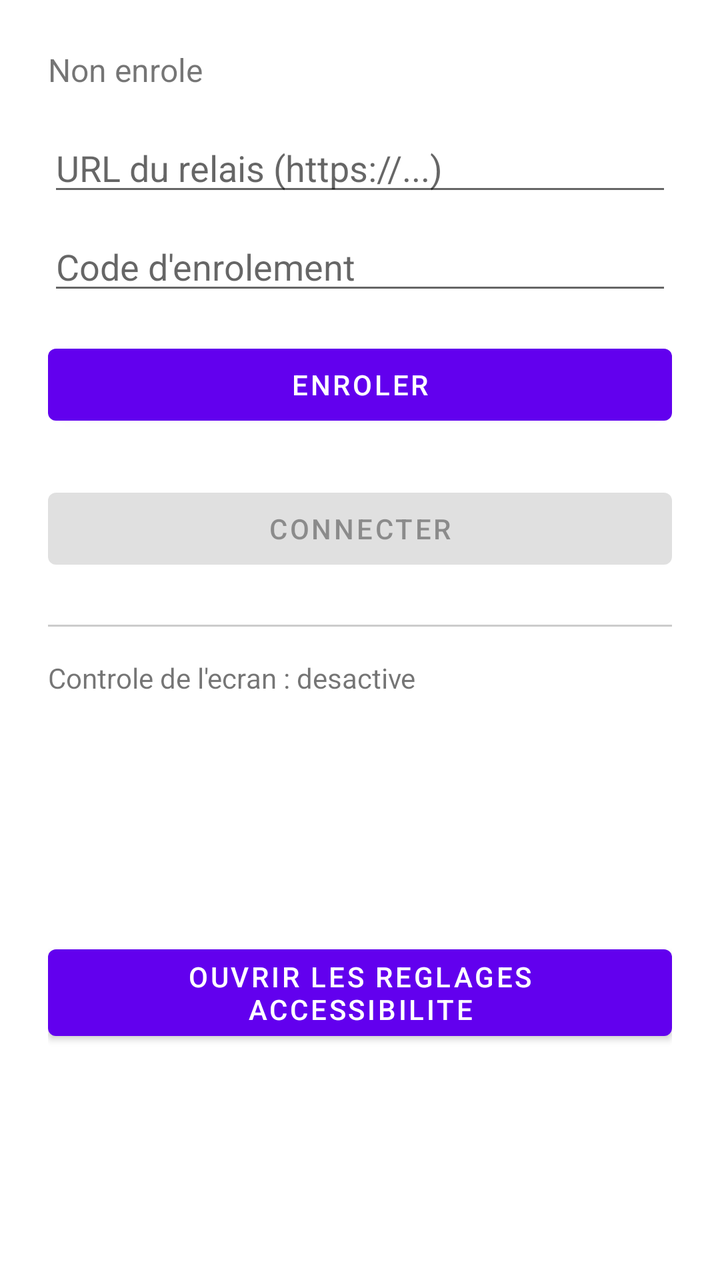
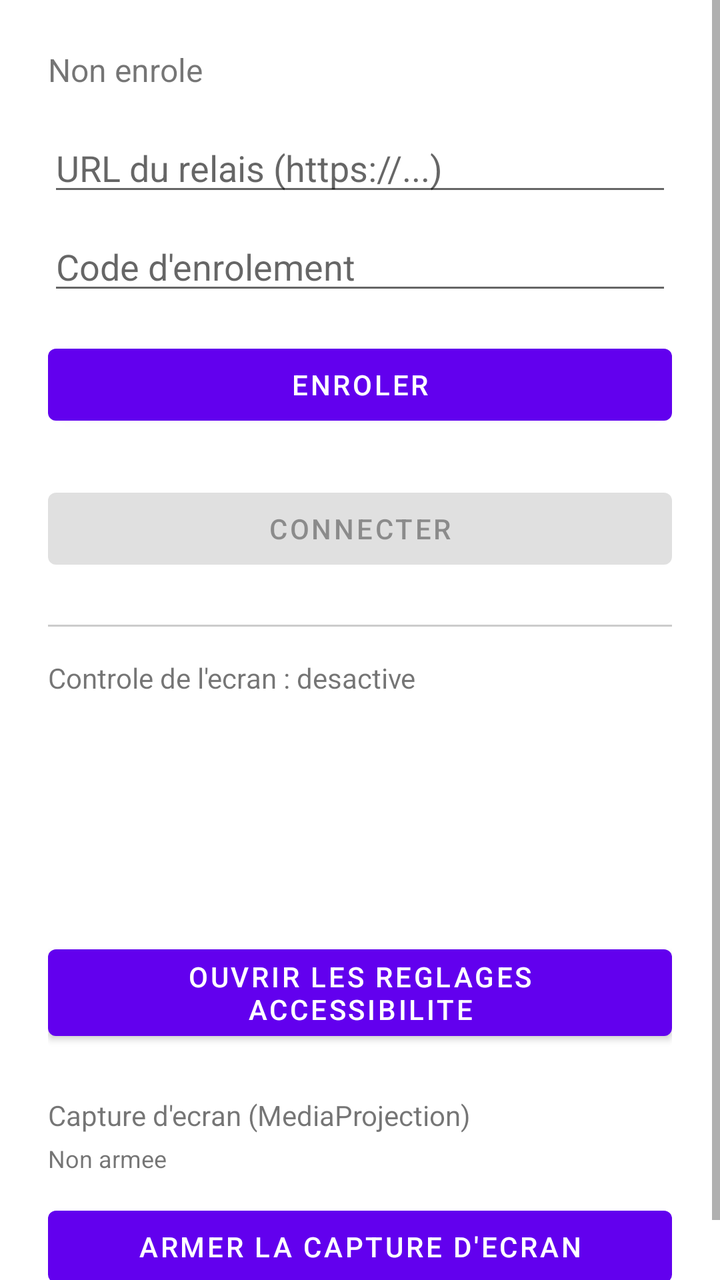

Two renders of the same Android screen: before a commit and after it. Below are the layout's source before the change and the commit's diff.
<!-- AndroidManifest.xml: application theme Theme.DeviceAgent -->
<!-- res/layout/activity_main.xml -->
<?xml version="1.0" encoding="utf-8"?>
<ScrollView xmlns:android="http://schemas.android.com/apk/res/android"
    android:layout_width="match_parent"
    android:layout_height="match_parent">
<LinearLayout
    android:layout_width="match_parent"
    android:layout_height="wrap_content"
    android:orientation="vertical"
    android:padding="24dp">

    <TextView
        android:id="@+id/statusText"
        android:layout_width="match_parent"
        android:layout_height="wrap_content"
        android:textSize="16sp"
        android:layout_marginBottom="16dp"
        android:text="Non enrole" />

    <EditText
        android:id="@+id/serverUrlInput"
        android:layout_width="match_parent"
        android:layout_height="wrap_content"
        android:hint="URL du relais (https://...)"
        android:inputType="textUri" />

    <EditText
        android:id="@+id/enrollmentCodeInput"
        android:layout_width="match_parent"
        android:layout_height="wrap_content"
        android:layout_marginTop="8dp"
        android:hint="Code d'enrolement" />

    <Button
        android:id="@+id/enrollButton"
        android:layout_width="match_parent"
        android:layout_height="wrap_content"
        android:layout_marginTop="16dp"
        android:text="Enroler" />

    <Button
        android:id="@+id/connectButton"
        android:layout_width="match_parent"
        android:layout_height="wrap_content"
        android:layout_marginTop="24dp"
        android:text="Connecter"
        android:enabled="false" />

    <View
        android:layout_width="match_parent"
        android:layout_height="1dp"
        android:layout_marginTop="24dp"
        android:layout_marginBottom="16dp"
        android:background="#33000000" />

    <TextView
        android:id="@+id/accessibilityStatusText"
        android:layout_width="match_parent"
        android:layout_height="wrap_content"
        android:textSize="14sp"
        android:text="Controle de l'ecran : desactive" />

    <TextView
        android:id="@+id/accessibilityHelpText"
        android:layout_width="match_parent"
        android:layout_height="wrap_content"
        android:layout_marginTop="8dp"
        android:textSize="12sp"
        android:textColor="#99FFFFFF"
        android:text="Pour activer : Reglages va s'ouvrir. Cherche device-agent, active le service. IMPORTANT — au premier essai, Android affichera probablement \'Parametre restreint\' car l'app est installee hors Play Store : ferme ce message, retourne dans Reglages > Apps > device-agent > menu 3 points (en haut) > \'Autoriser les parametres restreints\', authentifie-toi, puis reviens activer le service normalement." />

    <Button
        android:id="@+id/openAccessibilitySettingsButton"
        android:layout_width="match_parent"
        android:layout_height="wrap_content"
        android:layout_marginTop="12dp"
        android:text="Ouvrir les reglages Accessibilite" />

</LinearLayout>
</ScrollView>
<!-- resources referenced by this layout -->
<resources>
  <style name="Theme.DeviceAgent" parent="Theme.MaterialComponents.DayNight.NoActionBar" />
</resources>

<!-- the commit's change to res/layout/activity_main.xml (unified diff, before → after) -->
@@ -75,5 +75,27 @@
         android:layout_marginTop="12dp"
         android:text="Ouvrir les reglages Accessibilite" />
 
+    <TextView
+        android:layout_width="match_parent"
+        android:layout_height="wrap_content"
+        android:layout_marginTop="24dp"
+        android:textSize="14sp"
+        android:text="Capture d'ecran (MediaProjection)" />
+
+    <TextView
+        android:id="@+id/screenCaptureStatusText"
+        android:layout_width="match_parent"
+        android:layout_height="wrap_content"
+        android:layout_marginTop="4dp"
+        android:textSize="12sp"
+        android:text="Non armee" />
+
+    <Button
+        android:id="@+id/armScreenCaptureButton"
+        android:layout_width="match_parent"
+        android:layout_height="wrap_content"
+        android:layout_marginTop="12dp"
+        android:text="Armer la capture d'ecran" />
+
 </LinearLayout>
 </ScrollView>
